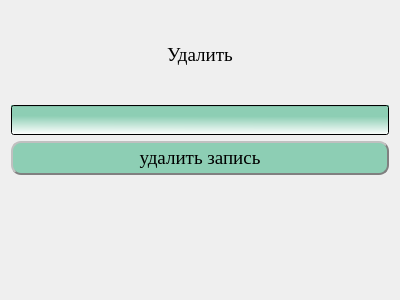
First picture: the form in Interface/Delete_dialog.ui, repository BackDad/Diploma_GB, before the edit.
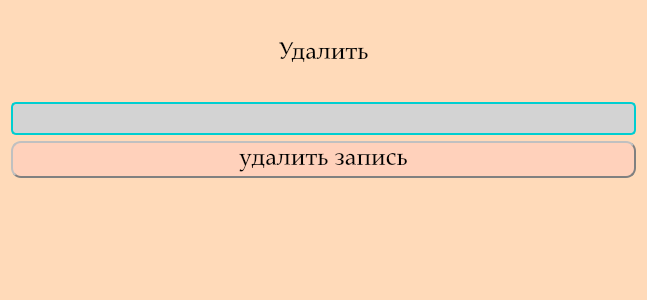
Second picture: the form after the edit.

Commit message: изменено основно окно и оформление приложения

Patch:
```diff
--- a/Interface/Delete_dialog.ui
+++ b/Interface/Delete_dialog.ui
@@ -6,7 +6,7 @@
    <rect>
     <x>0</x>
     <y>0</y>
-    <width>400</width>
+    <width>647</width>
     <height>300</height>
    </rect>
   </property>
@@ -14,15 +14,15 @@
    <string>Удаление записи</string>
   </property>
   <property name="styleSheet">
-   <string notr="true"/>
+   <string notr="true">background-color: rgb(255, 218, 185);</string>
   </property>
   <layout class="QVBoxLayout" name="verticalLayout">
    <item>
     <widget class="QLabel" name="label">
      <property name="font">
       <font>
-       <family>Times New Roman</family>
-       <pointsize>14</pointsize>
+       <family>Palatino Linotype</family>
+       <pointsize>18</pointsize>
       </font>
      </property>
      <property name="layoutDirection">
@@ -44,12 +44,23 @@
     <widget class="QLineEdit" name="Delete_row">
      <property name="font">
       <font>
-       <family>Times New Roman</family>
-       <pointsize>14</pointsize>
+       <family>Palatino Linotype</family>
+       <pointsize>18</pointsize>
       </font>
      </property>
+     <property name="autoFillBackground">
+      <bool>false</bool>
+     </property>
      <property name="styleSheet">
-      <string notr="true">background-color: qlineargradient(spread:pad, x1:0.573864, y1:0.006, x2:0.551, y2:0.988636, stop:0.375 rgba(141, 206, 180, 255), stop:1 rgba(255, 255, 255, 255));</string>
+      <string notr="true">QLineEdit {
+    background-color: #D3D3D3;
+    border: 2px solid #00CED1;
+    border-radius: 5px;
+}
+</string>
+     </property>
+     <property name="dragEnabled">
+      <bool>true</bool>
      </property>
     </widget>
    </item>
@@ -57,8 +68,8 @@
     <widget class="QPushButton" name="Delete_button">
      <property name="font">
       <font>
-       <family>Times New Roman</family>
-       <pointsize>14</pointsize>
+       <family>Palatino Linotype</family>
+       <pointsize>18</pointsize>
       </font>
      </property>
      <property name="styleSheet">
@@ -68,7 +79,7 @@
     border-width: 2px;
     border-color: gray;
     padding: 4px;
-	background-color: rgb(141, 206, 180);
+	background-color: rgb(255, 209, 187);
 	border-radius: 10px;
 
 
@@ -87,6 +98,12 @@
    </item>
    <item>
     <spacer name="verticalSpacer">
+     <property name="font">
+      <font>
+       <family>Palatino Linotype</family>
+       <pointsize>18</pointsize>
+      </font>
+     </property>
      <property name="orientation">
       <enum>Qt::Vertical</enum>
      </property>
@@ -109,6 +126,12 @@
        <height>5</height>
       </size>
      </property>
+     <property name="font">
+      <font>
+       <family>Palatino Linotype</family>
+       <pointsize>18</pointsize>
+      </font>
+     </property>
      <property name="text">
       <string/>
      </property>
```
Left out of the diff: 2 changed lines with no effect on the pictures. The commit also changes 5 other files.
